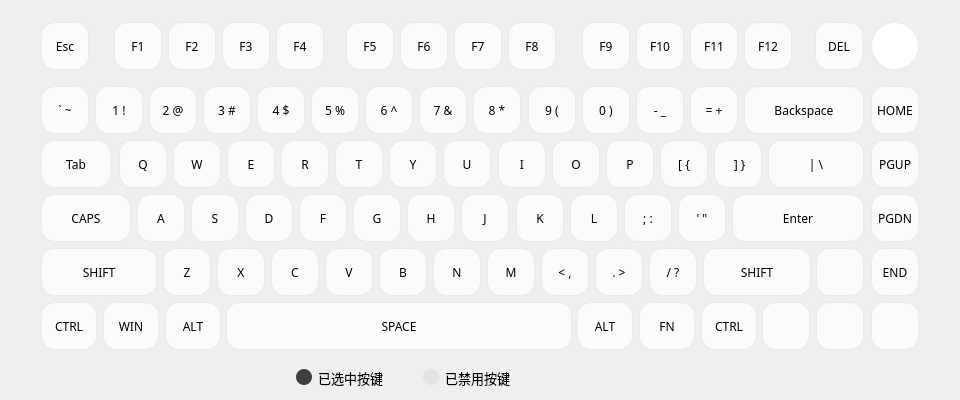
This is Module/ModuleKeyboard.ui in wlffeng2008/AkkoStudio as Qt 5 draws it before an edit. The edited form follows.
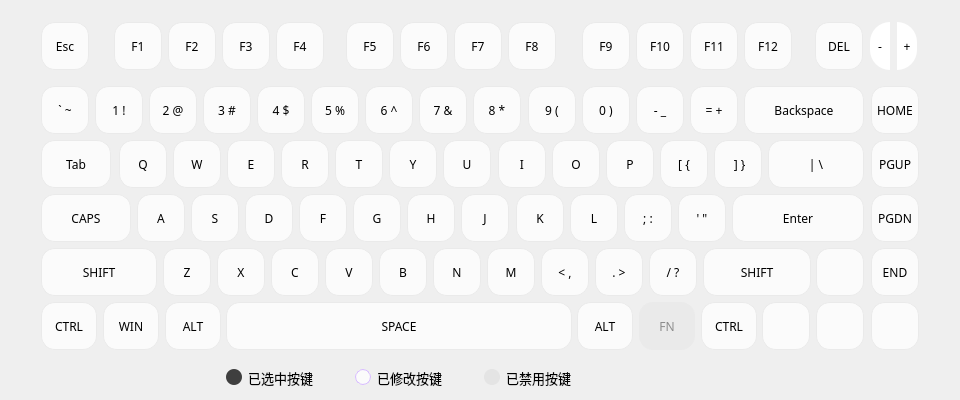
This is the edited form. Icons and pictures are not drawn. Custom widgets are drawn as their Qt base class.

The edit to the form file:
```diff
--- a/Module/ModuleKeyboard.ui
+++ b/Module/ModuleKeyboard.ui
@@ -35,15 +35,12 @@
   </property>
   <property name="styleSheet">
    <string notr="true">        QPushButton {
-                    border: 1px solid #EAEAEA;
-                    border-radius: 14px;
-                    padding: 2px 2px;
+                    border: 1px solid #EAEAEA; border-radius:14px;
                     color: black;
                     outline: none;
                     background-color: #FBFBFB ;
-                        min-width:42px;
-                        max-width:542px;
-                        min-height:42px;}
+                    max-width:542px;
+}
 
         QPushButton:hover { background-color: #EAEAEA; border: 1px solid #EAEAEA;}
         QPushButton:pressed { background-color: #3F3F3F; }
@@ -56,9 +53,9 @@
   <widget class="QFrame" name="frameFlag">
    <property name="geometry">
     <rect>
-     <x>294</x>
+     <x>224</x>
      <y>364</y>
-     <width>251</width>
+     <width>349</width>
      <height>27</height>
     </rect>
    </property>
@@ -120,6 +117,19 @@
       </property>
      </widget>
     </item>
+    <item>
+     <spacer name="horizontalSpacer">
+      <property name="orientation">
+       <enum>Qt::Orientation::Horizontal</enum>
+      </property>
+      <property name="sizeHint" stdset="0">
+       <size>
+        <width>40</width>
+        <height>20</height>
+       </size>
+      </property>
+     </spacer>
+    </item>
     <item>
      <widget class="QLabel" name="labelFlag4">
       <property name="minimumSize">
@@ -135,7 +145,7 @@
        </size>
       </property>
       <property name="styleSheet">
-       <string notr="true">QLabel {width: 16px;height:16px;background-color:#E4E4E4;border:1px soild #E4E4E4;border-radius:8px;}</string>
+       <string notr="true">QLabel {width: 16px;height:16px;background-color:#FBFBFB; border:1px solid #D8BDFF;border-radius:8px;}</string>
       </property>
       <property name="text">
        <string/>
@@ -152,6 +162,55 @@
        </font>
       </property>
       <property name="text">
+       <string>已修改按键</string>
+      </property>
+     </widget>
+    </item>
+    <item>
+     <spacer name="horizontalSpacer_2">
+      <property name="orientation">
+       <enum>Qt::Orientation::Horizontal</enum>
+      </property>
+      <property name="sizeHint" stdset="0">
+       <size>
+        <width>40</width>
+        <height>20</height>
+       </size>
+      </property>
+     </spacer>
+    </item>
+    <item>
+     <widget class="QLabel" name="labelFlag5">
+      <property name="minimumSize">
+       <size>
+        <width>16</width>
+        <height>16</height>
+       </size>
+      </property>
+      <property name="maximumSize">
+       <size>
+        <width>16</width>
+        <height>16</height>
+       </size>
+      </property>
+      <property name="styleSheet">
+       <string notr="true">QLabel {width: 16px;height:16px;background-color:#E4E4E4;border:1px soild #E4E4E4;border-radius:8px;}</string>
+      </property>
+      <property name="text">
+       <string/>
+      </property>
+     </widget>
+    </item>
+    <item>
+     <widget class="QLabel" name="labelFlag6">
+      <property name="font">
+       <font>
+        <family>MiSans</family>
+        <pointsize>10</pointsize>
+        <bold>false</bold>
+       </font>
+      </property>
+      <property name="text">
        <string>已禁用按键</string>
       </property>
      </widget>
@@ -189,16 +248,22 @@
   <widget class="KeyboardButton" name="pushButton_E000">
    <property name="geometry">
     <rect>
-     <x>871</x>
+     <x>870</x>
      <y>22</y>
-     <width>48</width>
+     <width>22</width>
      <height>48</height>
     </rect>
    </property>
+   <property name="minimumSize">
+    <size>
+     <width>20</width>
+     <height>48</height>
+    </size>
+   </property>
    <property name="maximumSize">
     <size>
-     <width>548</width>
-     <height>16777215</height>
+     <width>20</width>
+     <height>48</height>
     </size>
    </property>
    <property name="font">
@@ -208,10 +273,16 @@
     </font>
    </property>
    <property name="styleSheet">
-    <string notr="true">QPushButton{border-radius:24px !important; background-color:white;}</string>
+    <string notr="true">QPushButton{ border:none;border-radius:11px;   border-top-left-radius: 20px !important;
+    border-top-right-radius: 0px !important;
+    border-bottom-left-radius: 20px !important;
+    border-bottom-right-radius: 0px !important;
+	max-width:20px !important;
+	min-width:20px !important;
+ background-color:white;}</string>
    </property>
    <property name="text">
-    <string notr="true"/>
+    <string notr="true">-</string>
    </property>
    <attribute name="buttonGroup">
     <string notr="true">buttonGroup</string>
@@ -2266,6 +2337,9 @@
    </attribute>
   </widget>
   <widget class="KeyboardButton" name="pushButton_0081">
+   <property name="enabled">
+    <bool>false</bool>
+   </property>
    <property name="geometry">
     <rect>
      <x>639</x>
@@ -2276,7 +2350,7 @@
    </property>
    <property name="maximumSize">
     <size>
-     <width>548</width>
+     <width>544</width>
      <height>16777215</height>
     </size>
    </property>
@@ -2537,6 +2611,46 @@
     <string notr="true">buttonGroup</string>
    </attribute>
   </widget>
+  <widget class="KeyboardButton" name="pushButton_Hid233">
+   <property name="geometry">
+    <rect>
+     <x>897</x>
+     <y>22</y>
+     <width>20</width>
+     <height>48</height>
+    </rect>
+   </property>
+   <property name="minimumSize">
+    <size>
+     <width>20</width>
+     <height>48</height>
+    </size>
+   </property>
+   <property name="maximumSize">
+    <size>
+     <width>20</width>
+     <height>48</height>
+    </size>
+   </property>
+   <property name="font">
+    <font>
+     <family>MiSans</family>
+     <fontweight>DemiBold</fontweight>
+    </font>
+   </property>
+   <property name="styleSheet">
+    <string notr="true">QPushButton{ border:none;  border-top-left-radius: 0px !important;
+    border-top-right-radius: 20px !important;
+    border-bottom-left-radius: 0px !important;
+    border-bottom-right-radius: 20px !important;
+	max-width:20px !important;
+	min-width:20px !important;
+ background-color:white;}</string>
+   </property>
+   <property name="text">
+    <string notr="true">+</string>
+   </property>
+  </widget>
  </widget>
  <customwidgets>
   <customwidget>
```
Left out of the diff: 174 changed lines with no effect on the pictures.
